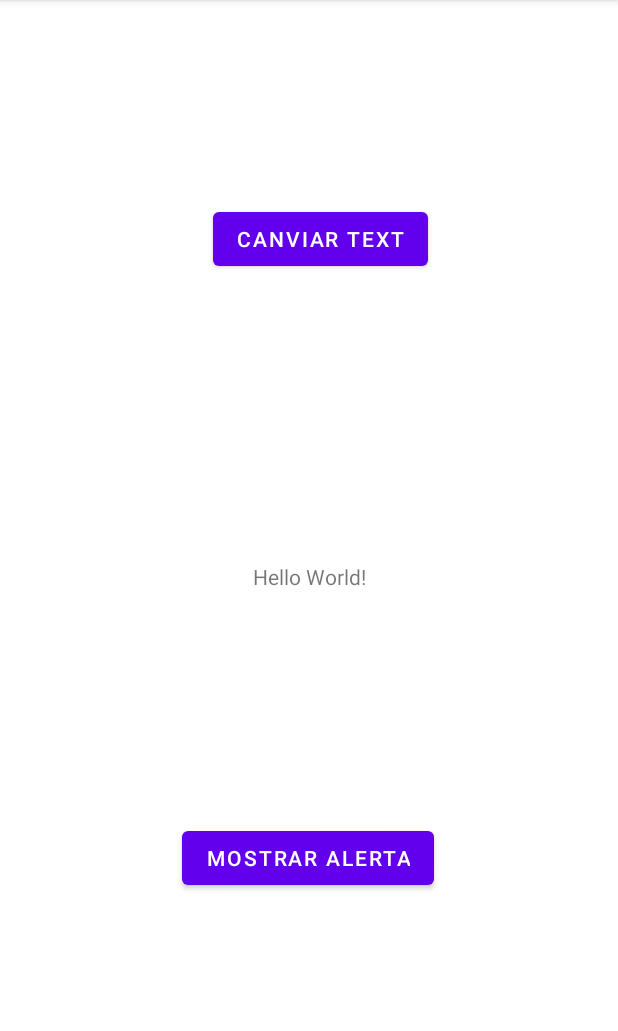
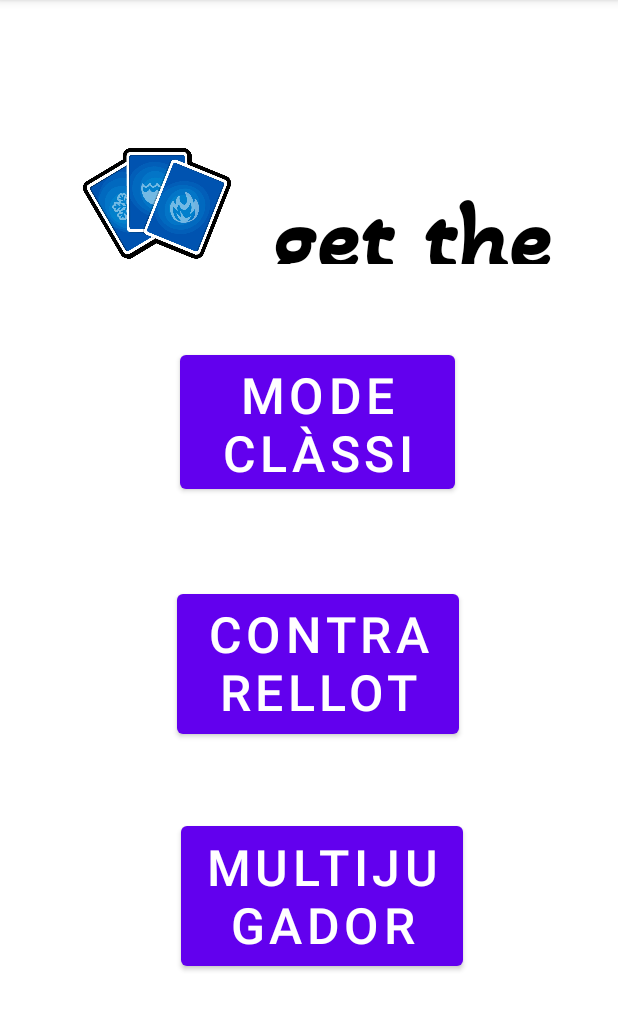
Before and after one commit to Paula63033/AndroidAppProjecte, an Android app: the screen it shows after launch (MainActivity), on a phone screen of 412 x 824 dp, the part 84-1115 px from its top. Run offline under Robolectric (Android 15) with nearby library versions, the phone set to English and light mode, and no system bars.

Commit message:
app start

```diff
--- /dev/null
+++ b/app/src/main/res/font/ffile.xml
@@ -0,0 +1,5 @@
+<?xml version="1.0" encoding="utf-8"?>
+<font-family xmlns:android="http://schemas.android.com/apk/res/android"
+    xmlns:app="http://schemas.android.com/apk/res-auto">
+    <font app:fontStyle="normal" app:fontWeight="400" app:font="@font/akaya"/>
+</font-family>
--- a/app/src/main/res/layout/activity_main.xml
+++ b/app/src/main/res/layout/activity_main.xml
@@ -6,40 +6,74 @@
     android:layout_height="match_parent"
     tools:context=".MainActivity">
 
+    <Button
+        android:id="@+id/button4"
+        android:layout_width="188dp"
+        android:layout_height="105dp"
+        android:onClick="funcio2"
+        android:text="multijugador"
+        android:textSize="50px"
+        app:layout_constraintBottom_toBottomOf="parent"
+        app:layout_constraintEnd_toEndOf="parent"
+        app:layout_constraintHorizontal_bias="0.538"
+        app:layout_constraintStart_toStartOf="parent"
+        app:layout_constraintTop_toTopOf="parent"
+        app:layout_constraintVertical_bias="0.822" />
+
     <TextView
         android:id="@+id/textExemple"
-        android:layout_width="wrap_content"
-        android:layout_height="wrap_content"
-        android:text="Hello World!"
+        android:layout_width="201dp"
+        android:layout_height="63dp"
+        android:text="get the pic!"
+        android:textColor="@color/black"
+        android:textSize="100px"
+        android:fontFamily="@font/ffile"
+        android:textStyle="bold"
         app:layout_constraintBottom_toBottomOf="parent"
+        app:layout_constraintHorizontal_bias="0.857"
         app:layout_constraintLeft_toLeftOf="parent"
         app:layout_constraintRight_toRightOf="parent"
-        app:layout_constraintTop_toTopOf="parent" />
+        app:layout_constraintTop_toTopOf="parent"
+        app:layout_constraintVertical_bias="0.16" />
 
     <Button
         android:id="@+id/button"
-        android:layout_width="wrap_content"
-        android:layout_height="wrap_content"
-        android:text="Canviar text"
+        android:layout_width="183dp"
+        android:layout_height="101dp"
         android:onClick="funcio"
+        android:text="mode clàssic"
+        android:textSize="50px"
         app:layout_constraintBottom_toBottomOf="parent"
         app:layout_constraintEnd_toEndOf="parent"
-        app:layout_constraintHorizontal_bias="0.529"
+        app:layout_constraintHorizontal_bias="0.526"
         app:layout_constraintStart_toStartOf="parent"
         app:layout_constraintTop_toTopOf="parent"
-        app:layout_constraintVertical_bias="0.188" />
+        app:layout_constraintVertical_bias="0.346" />
 
     <Button
         android:id="@+id/button2"
-        android:layout_width="wrap_content"
-        android:layout_height="wrap_content"
-        android:text="Mostrar alerta"
+        android:layout_width="188dp"
+        android:layout_height="105dp"
         android:onClick="funcio2"
+        android:textSize="50px"
+        android:text="contrarellotge"
         app:layout_constraintBottom_toBottomOf="parent"
         app:layout_constraintEnd_toEndOf="parent"
-        app:layout_constraintHorizontal_bias="0.498"
+        app:layout_constraintHorizontal_bias="0.527"
         app:layout_constraintStart_toStartOf="parent"
         app:layout_constraintTop_toTopOf="parent"
-        app:layout_constraintVertical_bias="0.761" />
+        app:layout_constraintVertical_bias="0.589" />
+
+    <ImageView
+        android:id="@+id/imageView2"
+        android:layout_width="104dp"
+        android:layout_height="238dp"
+        app:layout_constraintBottom_toBottomOf="parent"
+        app:layout_constraintEnd_toEndOf="parent"
+        app:layout_constraintHorizontal_bias="0.172"
+        app:layout_constraintStart_toStartOf="parent"
+        app:layout_constraintTop_toTopOf="parent"
+        app:layout_constraintVertical_bias="0.032"
+        app:srcCompat="@drawable/cartas" />
 
 </androidx.constraintlayout.widget.ConstraintLayout>
```
Also changed, not shown: app/src/main/res/drawable/carta.png (added), app/src/main/res/drawable/cartas.png (added), app/src/main/res/font/akaya.ttf (added).
